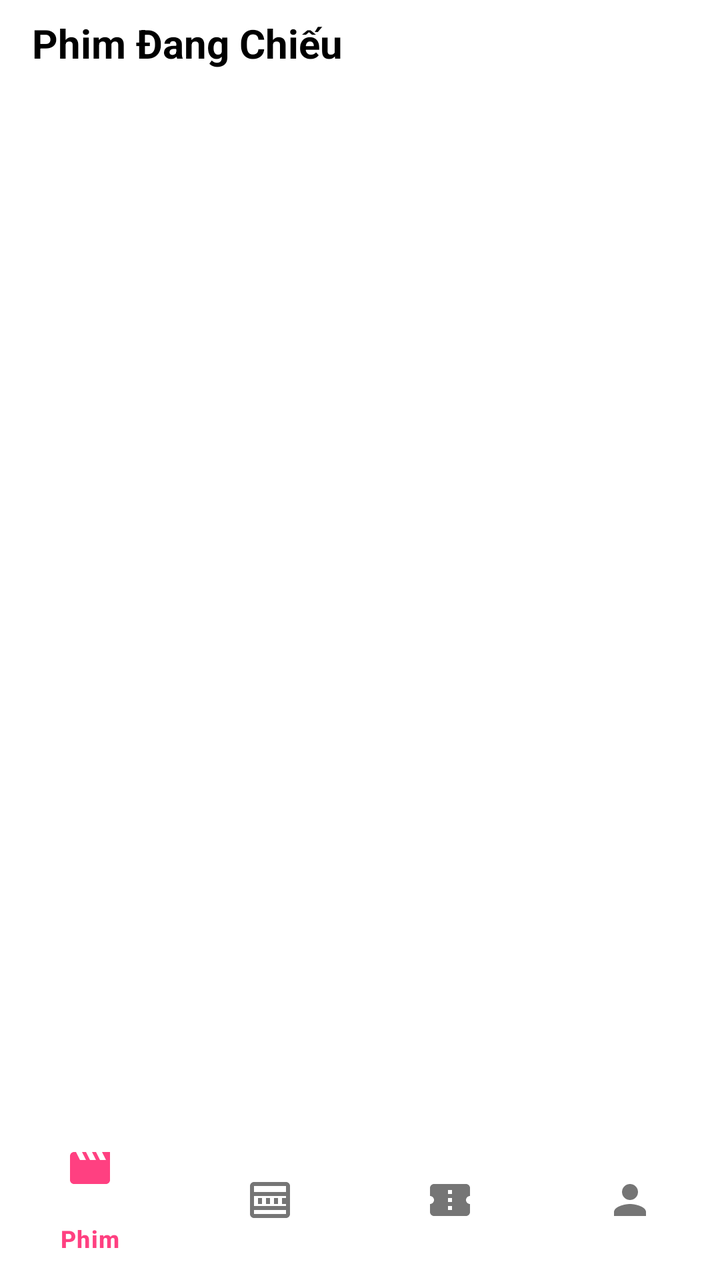
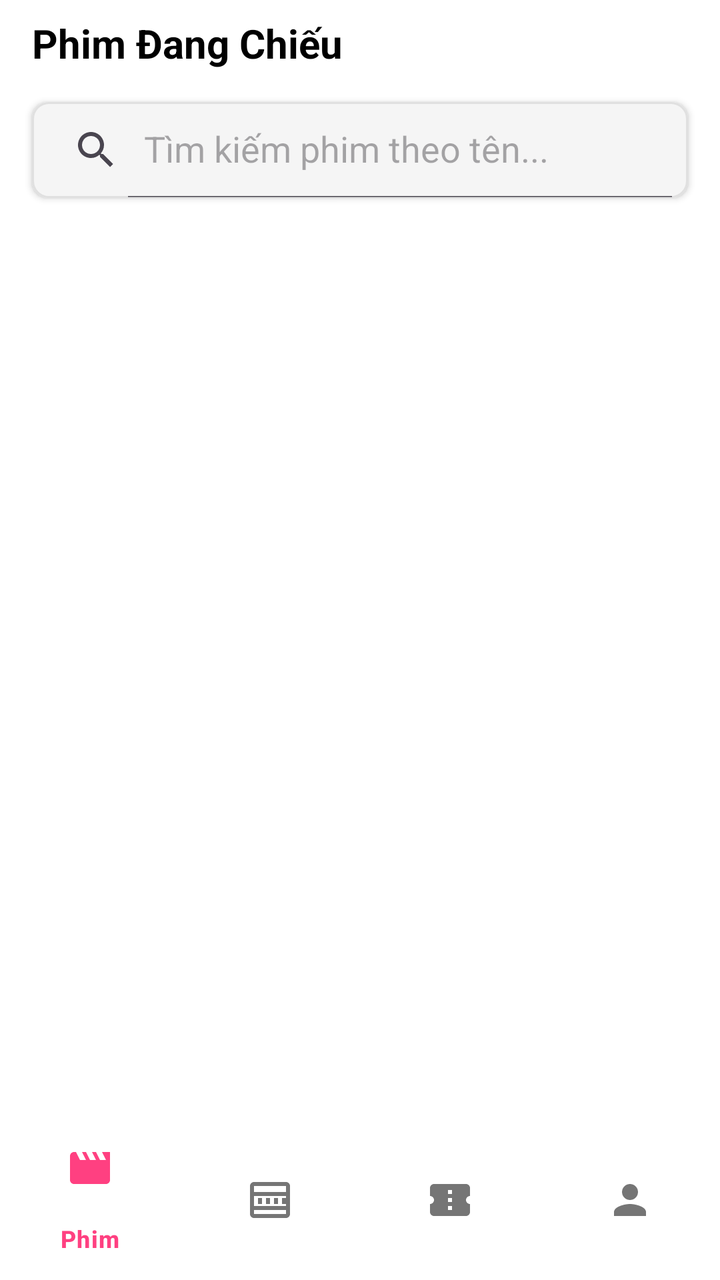

An Android layout rendered at two revisions. The XML below is the earlier revision; the diff shows what the commit changed to produce the second picture.
<!-- AndroidManifest.xml: application theme Theme.PRM392G2MovieBookingMobileApp -->
<!-- res/layout/activity_movie_list.xml -->
<?xml version="1.0" encoding="utf-8"?>
<androidx.constraintlayout.widget.ConstraintLayout xmlns:android="http://schemas.android.com/apk/res/android"
    xmlns:app="http://schemas.android.com/apk/res-auto"
    android:layout_width="match_parent"
    android:layout_height="match_parent"
    android:background="@android:color/white">

    
    <TextView
        android:id="@+id/movies_section_title"
        android:layout_width="match_parent"
        android:layout_height="wrap_content"
        android:text="Phim Đang Chiếu"
        android:textSize="20sp"
        android:textStyle="bold"
        android:paddingStart="16dp"
        android:paddingEnd="16dp"
        android:paddingTop="8dp"
        android:paddingBottom="8dp"
        android:textColor="@android:color/black"
        app:layout_constraintTop_toTopOf="parent"
        app:layout_constraintStart_toStartOf="parent" />

    
    <androidx.recyclerview.widget.RecyclerView
        android:id="@+id/recycler_view_movies"
        android:layout_width="match_parent"
        android:layout_height="0dp"
        app:layout_constraintTop_toBottomOf="@id/movies_section_title"
        app:layout_constraintBottom_toTopOf="@id/bottom_navigation"
        app:layout_constraintStart_toStartOf="parent"
        app:layout_constraintEnd_toEndOf="parent" />

    
    <com.google.android.material.bottomnavigation.BottomNavigationView
        android:id="@+id/bottom_navigation"
        android:layout_width="match_parent"
        android:layout_height="wrap_content"
        android:layout_gravity="bottom"
        android:background="@color/white"
        app:itemIconTint="@drawable/bottom_nav_colors"
        app:itemTextColor="@drawable/bottom_nav_colors"
        app:layout_constraintBottom_toBottomOf="parent"
        app:layout_constraintStart_toStartOf="parent"
        app:layout_constraintEnd_toEndOf="parent"
        app:menu="@menu/bottom_navigation_menu" />

</androidx.constraintlayout.widget.ConstraintLayout>
<!-- resources referenced by this layout -->
<resources>
  <color name="white">#FFFFFFFF</color>
  <!-- drawable bottom_nav_colors (drawable) -->
  <?xml version="1.0" encoding="utf-8"?>
  <selector xmlns:android="http://schemas.android.com/apk/res/android">
      <item android:state_checked="true" android:color="@color/colorPrimary" />
      <item android:color="@color/colorInactive" />
  </selector>
  <style name="Theme.PRM392G2MovieBookingMobileApp" parent="Base.Theme.PRM392G2MovieBookingMobileApp" />
  <color name="colorPrimary">#FF4081</color>
  <color name="colorInactive">#757575</color>
  <style name="Base.Theme.PRM392G2MovieBookingMobileApp" parent="Theme.Material3.DayNight.NoActionBar">
          
          
      </style>
</resources>

<!-- the commit's change to res/layout/activity_movie_list.xml (unified diff, before → after) -->
@@ -22,11 +22,28 @@
         app:layout_constraintStart_toStartOf="parent" />
 
     
+    <androidx.appcompat.widget.SearchView
+        android:id="@+id/search_view_movies"
+        android:layout_width="match_parent"
+        android:layout_height="wrap_content"
+        android:layout_marginStart="16dp"
+        android:layout_marginEnd="16dp"
+        android:layout_marginTop="8dp"
+        android:background="@drawable/search_background"
+        android:elevation="2dp"
+        app:iconifiedByDefault="false"
+        app:queryHint="Tìm kiếm phim theo tên..."
+        app:layout_constraintTop_toBottomOf="@id/movies_section_title"
+        app:layout_constraintStart_toStartOf="parent"
+        app:layout_constraintEnd_toEndOf="parent" />
+
+    
     <androidx.recyclerview.widget.RecyclerView
         android:id="@+id/recycler_view_movies"
         android:layout_width="match_parent"
         android:layout_height="0dp"
-        app:layout_constraintTop_toBottomOf="@id/movies_section_title"
+        android:layout_marginTop="8dp"
+        app:layout_constraintTop_toBottomOf="@id/search_view_movies"
         app:layout_constraintBottom_toTopOf="@id/bottom_navigation"
         app:layout_constraintStart_toStartOf="parent"
         app:layout_constraintEnd_toEndOf="parent" />
<!-- resource entries referenced after the edit -->
@@ -7,6 +7,16 @@
       <item android:state_checked="true" android:color="@color/colorPrimary" />
       <item android:color="@color/colorInactive" />
   </selector>
+  <!-- drawable search_background (drawable) -->
+  <?xml version="1.0" encoding="utf-8"?>
+  <shape xmlns:android="http://schemas.android.com/apk/res/android"
+      android:shape="rectangle">
+      <corners android:radius="8dp" />
+      <solid android:color="#F5F5F5" />
+      <stroke
+          android:width="1dp"
+          android:color="#E0E0E0" />
+  </shape>
   <style name="Theme.PRM392G2MovieBookingMobileApp" parent="Base.Theme.PRM392G2MovieBookingMobileApp" />
   <color name="colorPrimary">#FF4081</color>
   <color name="colorInactive">#757575</color>
